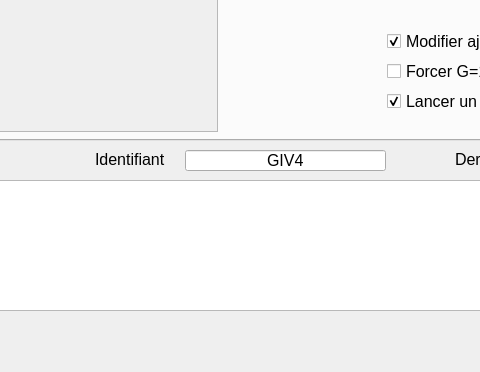
First picture: the form in Agiv/MainWindow.ui, repository APuissance3/AGIV, before the edit; both pictures show x 215 to 695 and y 300 to 672 of the 1003 by 672 pixel window.
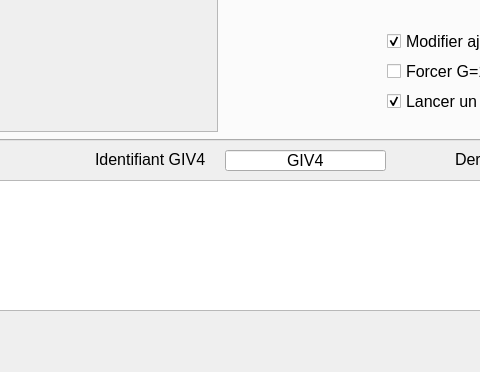
Second picture: the form after the edit.

Patch:
```diff
--- a/Agiv/MainWindow.ui
+++ b/Agiv/MainWindow.ui
@@ -628,9 +628,9 @@
    <widget class="QLineEdit" name="lEIdentifiant">
     <property name="geometry">
      <rect>
-      <x>400</x>
+      <x>440</x>
       <y>450</y>
-      <width>201</width>
+      <width>161</width>
       <height>21</height>
      </rect>
     </property>
@@ -654,7 +654,7 @@
      <rect>
       <x>310</x>
       <y>450</y>
-      <width>81</width>
+      <width>121</width>
       <height>20</height>
      </rect>
     </property>
@@ -664,7 +664,7 @@
      </font>
     </property>
     <property name="text">
-     <string>&lt;html&gt;&lt;head/&gt;&lt;body&gt;&lt;p&gt;Identifiant&lt;/p&gt;&lt;/body&gt;&lt;/html&gt;</string>
+     <string>&lt;html&gt;&lt;head/&gt;&lt;body&gt;&lt;p&gt;Identifiant GIV4&lt;/p&gt;&lt;/body&gt;&lt;/html&gt;</string>
     </property>
    </widget>
    <widget class="QLabel" name="lbl_LastEtal">
```
Left out of the diff: 2 changed lines with no effect on the pictures.
